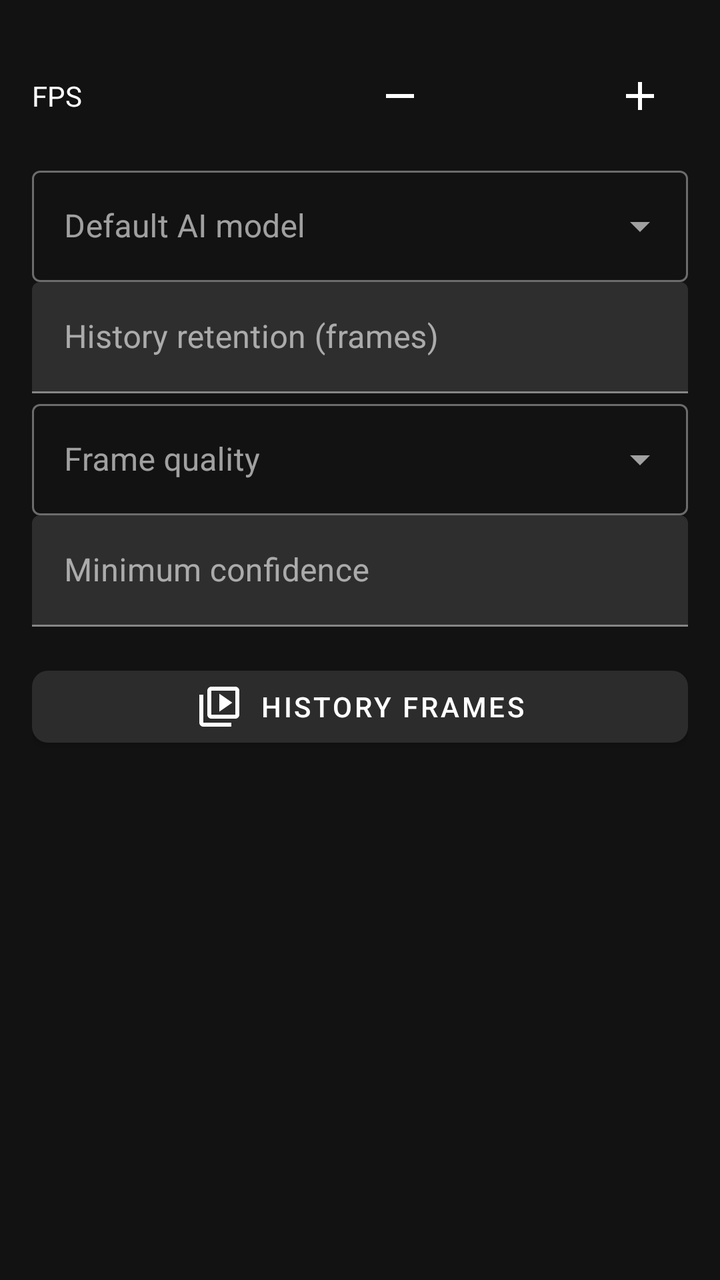
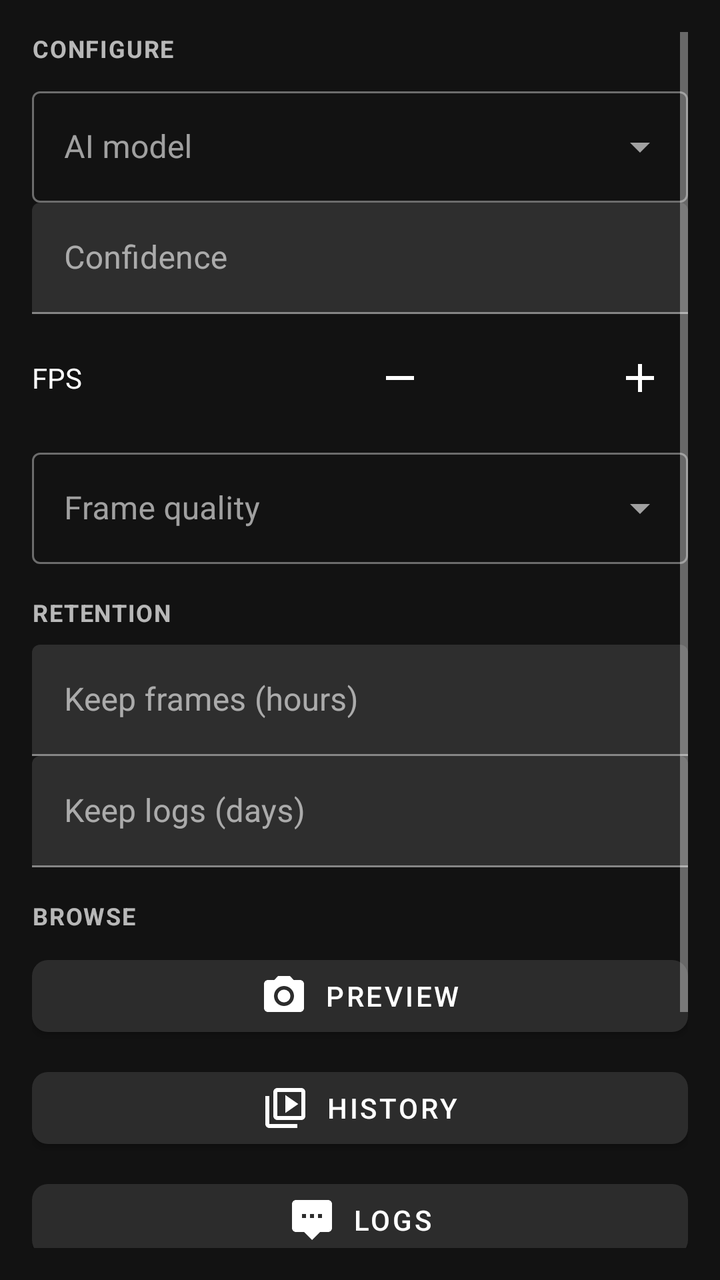

Compare the two renders of this Android layout. The source of the first and the diff that turns it into the second are given below.
<!-- AndroidManifest.xml: application theme Theme.Dogan -->
<!-- res/layout/section_spotter.xml -->
<?xml version="1.0" encoding="utf-8"?>
<ScrollView xmlns:android="http://schemas.android.com/apk/res/android"
    xmlns:app="http://schemas.android.com/apk/res-auto"
    android:layout_width="match_parent"
    android:layout_height="match_parent"
    android:fillViewport="true"
    android:padding="16dp">

    <LinearLayout
        android:layout_width="match_parent"
        android:layout_height="wrap_content"
        android:orientation="vertical">

        <include
            android:id="@+id/fpsStepper"
            layout="@layout/include_fps_stepper" />

        <com.google.android.material.textfield.TextInputLayout
            style="@style/Widget.MaterialComponents.TextInputLayout.OutlinedBox.ExposedDropdownMenu"
            android:layout_width="match_parent"
            android:layout_height="wrap_content"
            android:hint="@string/ai_model">
            <AutoCompleteTextView
                android:id="@+id/aiModelInput"
                android:layout_width="match_parent"
                android:layout_height="wrap_content"
                android:inputType="none" />
        </com.google.android.material.textfield.TextInputLayout>

        <com.google.android.material.textfield.TextInputLayout
            android:layout_width="match_parent"
            android:layout_height="wrap_content"
            android:hint="@string/history_retention_frames">
            <com.google.android.material.textfield.TextInputEditText
                android:id="@+id/historyRetentionInput"
                android:layout_width="match_parent"
                android:layout_height="wrap_content"
                android:inputType="number" />
        </com.google.android.material.textfield.TextInputLayout>

        <com.google.android.material.textfield.TextInputLayout
            style="@style/Widget.MaterialComponents.TextInputLayout.OutlinedBox.ExposedDropdownMenu"
            android:layout_width="match_parent"
            android:layout_height="wrap_content"
            android:hint="@string/frame_quality">
            <AutoCompleteTextView
                android:id="@+id/frameQualityInput"
                android:layout_width="match_parent"
                android:layout_height="wrap_content"
                android:inputType="none" />
        </com.google.android.material.textfield.TextInputLayout>

        <com.google.android.material.textfield.TextInputLayout
            android:layout_width="match_parent"
            android:layout_height="wrap_content"
            android:hint="@string/min_confidence">
            <com.google.android.material.textfield.TextInputEditText
                android:id="@+id/minConfidenceInput"
                android:layout_width="match_parent"
                android:layout_height="wrap_content"
                android:inputType="numberDecimal" />
        </com.google.android.material.textfield.TextInputLayout>

        <com.google.android.material.button.MaterialButton
            android:id="@+id/historyFramesBtn"
            style="@style/Widget.Dogan.Button"
            android:layout_width="match_parent"
            android:layout_height="wrap_content"
            android:layout_marginTop="16dp"
            android:text="@string/history_frames"
            app:icon="@drawable/ic_history" />
    </LinearLayout>
</ScrollView>
<!-- res/layout/include_fps_stepper.xml (included above) -->
<?xml version="1.0" encoding="utf-8"?>
<LinearLayout xmlns:android="http://schemas.android.com/apk/res/android"
    xmlns:app="http://schemas.android.com/apk/res-auto"
    android:layout_width="match_parent"
    android:layout_height="wrap_content"
    android:gravity="center_vertical"
    android:orientation="horizontal"
    android:paddingTop="8dp"
    android:paddingBottom="8dp">

    <TextView
        android:layout_width="0dp"
        android:layout_height="wrap_content"
        android:layout_weight="1"
        android:text="@string/fps_label"
        android:textColor="@color/dogan_on_surface" />

    <ImageButton
        android:id="@+id/fpsMinusBtn"
        android:layout_width="48dp"
        android:layout_height="48dp"
        android:background="?attr/selectableItemBackgroundBorderless"
        android:contentDescription="@string/fps_decrease"
        android:src="@drawable/ic_remove"
        app:tint="@color/dogan_on_surface" />

    <TextView
        android:id="@+id/fpsValueTxt"
        android:layout_width="72dp"
        android:layout_height="wrap_content"
        android:gravity="center"
        android:textColor="@color/dogan_on_surface"
        android:textSize="16sp" />

    <ImageButton
        android:id="@+id/fpsPlusBtn"
        android:layout_width="48dp"
        android:layout_height="48dp"
        android:background="?attr/selectableItemBackgroundBorderless"
        android:contentDescription="@string/fps_increase"
        android:src="@drawable/ic_add"
        app:tint="@color/dogan_on_surface" />
</LinearLayout>
<!-- resources referenced by this layout -->
<resources>
  <color name="dogan_on_surface">#FFFFFF</color>
  <!-- drawable ic_add (drawable) -->
  <?xml version="1.0" encoding="utf-8"?>
  <vector xmlns:android="http://schemas.android.com/apk/res/android"
      android:width="24dp"
      android:height="24dp"
      android:viewportWidth="24"
      android:viewportHeight="24">
      <path
          android:fillColor="#FFFFFF"
          android:pathData="M19,13h-6v6h-2v-6H5v-2h6V5h2v6h6v2z" />
  </vector>
  <!-- drawable ic_remove (drawable) -->
  <?xml version="1.0" encoding="utf-8"?>
  <vector xmlns:android="http://schemas.android.com/apk/res/android"
      android:width="24dp"
      android:height="24dp"
      android:viewportWidth="24"
      android:viewportHeight="24">
      <path
          android:fillColor="#FFFFFF"
          android:pathData="M19,13H5v-2h14v2z" />
  </vector>
  <string name="ai_model">Default AI model</string>
  <string name="fps_decrease">Decrease FPS</string>
  <string name="fps_increase">Increase FPS</string>
  <string name="fps_label">FPS</string>
  <string name="frame_quality">Frame quality</string>
  <string name="history_frames">History frames</string>
  <string name="history_retention_frames">History retention (frames)</string>
  <string name="min_confidence">Minimum confidence</string>
  <color name="dogan_surface_elevated">#2C2C2C</color>
  <color name="dogan_primary_dark">#1B5E20</color>
  <color name="dogan_primary">#2E7D32</color>
  <color name="dogan_on_primary">#FFFFFF</color>
  <color name="dogan_surface">#121212</color>
  <color name="dogan_on_surface_secondary">#B3FFFFFF</color>
  <!-- unchanged entries left out for length: 3 -->
</resources>

<!-- the commit's change to res/layout/section_spotter.xml (unified diff, before → after) -->
@@ -11,9 +11,12 @@
         android:layout_height="wrap_content"
         android:orientation="vertical">
 
-        <include
-            android:id="@+id/fpsStepper"
-            layout="@layout/include_fps_stepper" />
+        <TextView
+            style="@style/Widget.Dogan.SectionHeader"
+            android:layout_width="match_parent"
+            android:layout_height="wrap_content"
+            android:layout_marginTop="0dp"
+            android:text="@string/section_configure" />
 
         <com.google.android.material.textfield.TextInputLayout
             style="@style/Widget.MaterialComponents.TextInputLayout.OutlinedBox.ExposedDropdownMenu"
@@ -30,13 +33,17 @@
         <com.google.android.material.textfield.TextInputLayout
             android:layout_width="match_parent"
             android:layout_height="wrap_content"
-            android:hint="@string/history_retention_frames">
+            android:hint="@string/min_confidence">
             <com.google.android.material.textfield.TextInputEditText
-                android:id="@+id/historyRetentionInput"
+                android:id="@+id/minConfidenceInput"
                 android:layout_width="match_parent"
                 android:layout_height="wrap_content"
-                android:inputType="number" />
+                android:inputType="numberDecimal" />
         </com.google.android.material.textfield.TextInputLayout>
+
+        <include
+            android:id="@+id/fpsStepper"
+            layout="@layout/include_fps_stepper" />
 
         <com.google.android.material.textfield.TextInputLayout
             style="@style/Widget.MaterialComponents.TextInputLayout.OutlinedBox.ExposedDropdownMenu"
@@ -50,25 +57,87 @@
                 android:inputType="none" />
         </com.google.android.material.textfield.TextInputLayout>
 
+        <TextView
+            style="@style/Widget.Dogan.SectionHeader"
+            android:layout_width="match_parent"
+            android:layout_height="wrap_content"
+            android:text="@string/section_retention" />
+
         <com.google.android.material.textfield.TextInputLayout
             android:layout_width="match_parent"
             android:layout_height="wrap_content"
-            android:hint="@string/min_confidence">
+            android:hint="@string/keep_frames_hours">
             <com.google.android.material.textfield.TextInputEditText
-                android:id="@+id/minConfidenceInput"
+                android:id="@+id/keepFramesInput"
                 android:layout_width="match_parent"
                 android:layout_height="wrap_content"
-                android:inputType="numberDecimal" />
+                android:inputType="number" />
         </com.google.android.material.textfield.TextInputLayout>
+
+        <com.google.android.material.textfield.TextInputLayout
+            android:layout_width="match_parent"
+            android:layout_height="wrap_content"
+            android:hint="@string/log_retention_days">
+            <com.google.android.material.textfield.TextInputEditText
+                android:id="@+id/logRetentionInput"
+                android:layout_width="match_parent"
+                android:layout_height="wrap_content"
+                android:inputType="number" />
+        </com.google.android.material.textfield.TextInputLayout>
+
+        <TextView
+            style="@style/Widget.Dogan.SectionHeader"
+            android:layout_width="match_parent"
+            android:layout_height="wrap_content"
+            android:text="@string/section_browse" />
+
+        <com.google.android.material.button.MaterialButton
+            android:id="@+id/previewBtn"
+            style="@style/Widget.Dogan.Button"
+            android:layout_width="match_parent"
+            android:layout_height="wrap_content"
+            android:text="@string/preview_button"
+            app:icon="@drawable/ic_camera" />
 
         <com.google.android.material.button.MaterialButton
             android:id="@+id/historyFramesBtn"
             style="@style/Widget.Dogan.Button"
             android:layout_width="match_parent"
             android:layout_height="wrap_content"
-            android:layout_marginTop="16dp"
-            android:text="@string/history_frames"
+            android:layout_marginTop="8dp"
+            android:text="@string/history_button"
             app:icon="@drawable/ic_history" />
+
+        <com.google.android.material.button.MaterialButton
+            android:id="@+id/logsBtn"
+            style="@style/Widget.Dogan.Button"
+            android:layout_width="match_parent"
+            android:layout_height="wrap_content"
+            android:layout_marginTop="8dp"
+            android:text="@string/logs_title"
+            app:icon="@drawable/ic_logs" />
+
+        <TextView
+            style="@style/Widget.Dogan.SectionHeader"
+            android:layout_width="match_parent"
+            android:layout_height="wrap_content"
+            android:text="@string/section_danger" />
+
+        <com.google.android.material.button.MaterialButton
+            android:id="@+id/flushHistoryBtn"
+            style="@style/Widget.Dogan.Button"
+            android:layout_width="match_parent"
+            android:layout_height="wrap_content"
+            android:text="@string/flush_history" />
+
+        <com.google.android.material.button.MaterialButton
+            android:id="@+id/flushLogsBtn"
+            style="@style/Widget.Dogan.Button"
+            android:layout_width="match_parent"
+            android:layout_height="wrap_content"
+            android:layout_marginTop="8dp"
+            android:layout_marginBottom="16dp"
+            android:text="@string/flush_logs" />
     </LinearLayout>
 </ScrollView>
 <!-- res/layout/include_fps_stepper.xml (included above) -->
<!-- resource entries referenced after the edit -->
@@ -12,6 +12,31 @@
           android:fillColor="#FFFFFF"
           android:pathData="M19,13h-6v6h-2v-6H5v-2h6V5h2v6h6v2z" />
   </vector>
+  <!-- drawable ic_camera (drawable) -->
+  <?xml version="1.0" encoding="utf-8"?>
+  <vector xmlns:android="http://schemas.android.com/apk/res/android"
+      android:width="24dp"
+      android:height="24dp"
+      android:viewportWidth="24"
+      android:viewportHeight="24">
+      <path
+          android:fillColor="#FFFFFF"
+          android:pathData="M12,12m-3.2,0a3.2,3.2 0,1 1,6.4 0a3.2,3.2 0,1 1,-6.4 0" />
+      <path
+          android:fillColor="#FFFFFF"
+          android:pathData="M9,2L7.17,4H4c-1.1,0 -2,0.9 -2,2v12c0,1.1 0.9,2 2,2h16c1.1,0 2,-0.9 2,-2V6c0,-1.1 -0.9,-2 -2,-2h-3.17L15,2H9zM12,17c-2.76,0 -5,-2.24 -5,-5s2.24,-5 5,-5 5,2.24 5,5 -2.24,5 -5,5z" />
+  </vector>
+  <!-- drawable ic_logs (drawable) -->
+  <?xml version="1.0" encoding="utf-8"?>
+  <vector xmlns:android="http://schemas.android.com/apk/res/android"
+      android:width="24dp"
+      android:height="24dp"
+      android:viewportWidth="24"
+      android:viewportHeight="24">
+      <path
+          android:fillColor="#FFFFFF"
+          android:pathData="M20,2H4c-1.1,0 -2,0.9 -2,2v12c0,1.1 0.9,2 2,2h4l4,4 4,-4h4c1.1,0 2,-0.9 2,-2V4c0,-1.1 -0.9,-2 -2,-2zM9,11H7V9h2v2zM13,11h-2V9h2v2zM17,11h-2V9h2v2z" />
+  </vector>
   <!-- drawable ic_remove (drawable) -->
   <?xml version="1.0" encoding="utf-8"?>
   <vector xmlns:android="http://schemas.android.com/apk/res/android"
@@ -23,14 +48,32 @@
           android:fillColor="#FFFFFF"
           android:pathData="M19,13H5v-2h14v2z" />
   </vector>
-  <string name="ai_model">Default AI model</string>
+  <string name="ai_model">AI model</string>
+  <string name="flush_history">Flush history</string>
+  <string name="flush_logs">Flush Disk for Logs</string>
   <string name="fps_decrease">Decrease FPS</string>
   <string name="fps_increase">Increase FPS</string>
   <string name="fps_label">FPS</string>
   <string name="frame_quality">Frame quality</string>
-  <string name="history_frames">History frames</string>
-  <string name="history_retention_frames">History retention (frames)</string>
-  <string name="min_confidence">Minimum confidence</string>
+  <string name="history_button">History</string>
+  <string name="keep_frames_hours">Keep frames (hours)</string>
+  <string name="log_retention_days">Keep logs (days)</string>
+  <string name="logs_title">Logs</string>
+  <string name="min_confidence">Confidence</string>
+  <string name="preview_button">Preview</string>
+  <string name="section_browse">Browse</string>
+  <string name="section_configure">Configure</string>
+  <string name="section_danger">Danger</string>
+  <string name="section_retention">Retention</string>
+  <style name="Widget.Dogan.SectionHeader" parent="@android:style/Widget.TextView">
+          <item name="android:layout_marginTop">16dp</item>
+          <item name="android:layout_marginBottom">8dp</item>
+          <item name="android:letterSpacing">0.05</item>
+          <item name="android:textAllCaps">true</item>
+          <item name="android:textColor">@color/dogan_on_surface_secondary</item>
+          <item name="android:textSize">12sp</item>
+          <item name="android:textStyle">bold</item>
+      </style>
   <color name="dogan_surface_elevated">#2C2C2C</color>
   <color name="dogan_primary_dark">#1B5E20</color>
   <color name="dogan_primary">#2E7D32</color>
